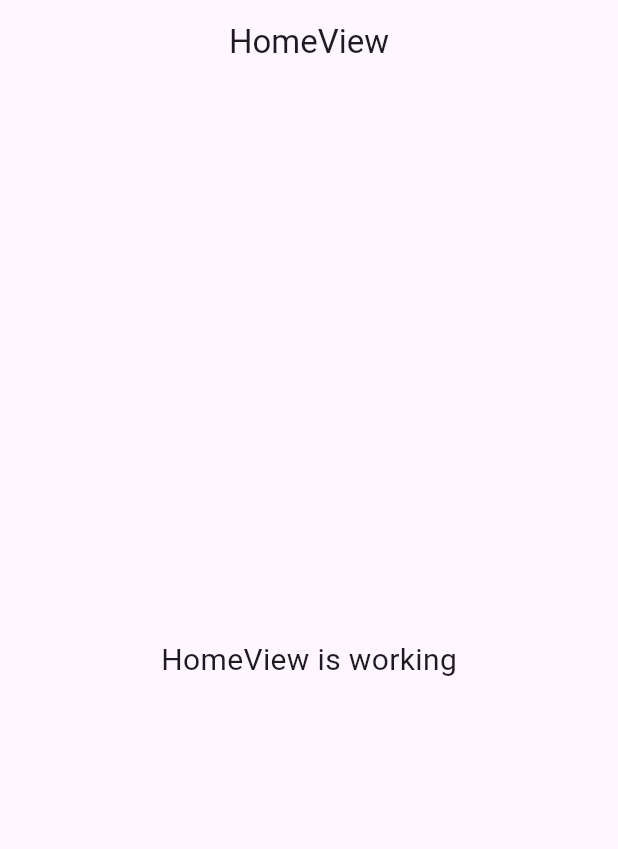
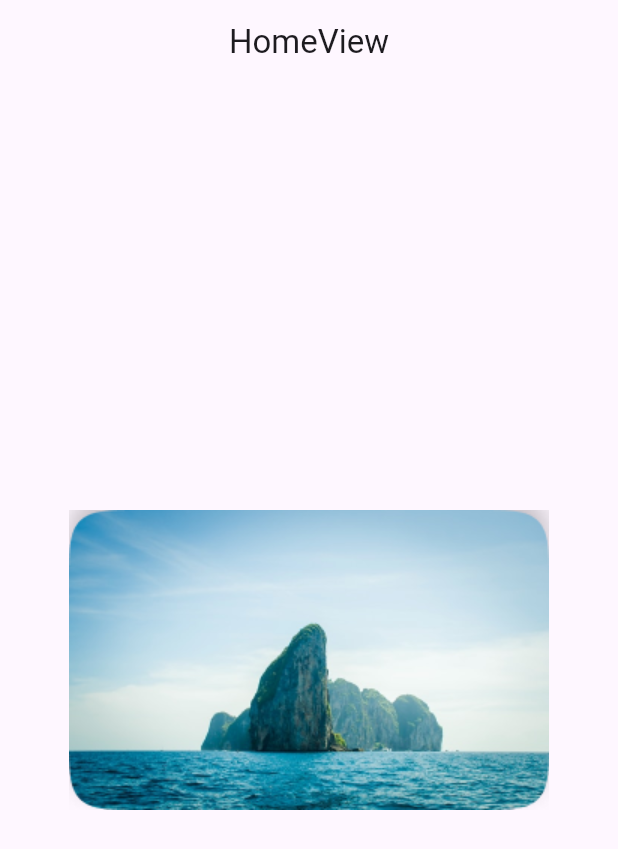
Before and after one commit to mollik001/ui-travel-hotel-booking, a Flutter app: the screen it shows after launch, on a phone screen of 412 x 824 dp. Shown: the top 849 px of the screen. Run offline on Flutter 3.47's test engine with Material 3 defaults, Android fonts, the light colour scheme and no system bars; our stand-ins replace get.

Commit message:
assets and styles are being placed

```diff
--- a/lib/app/modules/home/views/home_view.dart
+++ b/lib/app/modules/home/views/home_view.dart
@@ -14,10 +14,7 @@ class HomeView extends GetView<HomeController> {
         centerTitle: true,
       ),
       body: const Center(
-        child: Text(
-          'HomeView is working',
-          style: TextStyle(fontSize: 20),
-        ),
+        child: Image(image: AssetImage('assets/images/home.png')),
       ),
     );
   }
--- a/pubspec.yaml
+++ b/pubspec.yaml
@@ -16,5 +16,10 @@ dev_dependencies:
   flutter_test:
     sdk: flutter
 
+
+
 flutter:
   uses-material-design: true
+
+  assets:
+  - assets/images/
```
Also changed, not shown: lib/app/modules/home/controllers/home_controller.dart (+14 -16 lines), lib/app/theme/style.dart (added, +8 -0 lines), assets/images/home.png (added), assets/images/profile.png (added), 3 other files.
